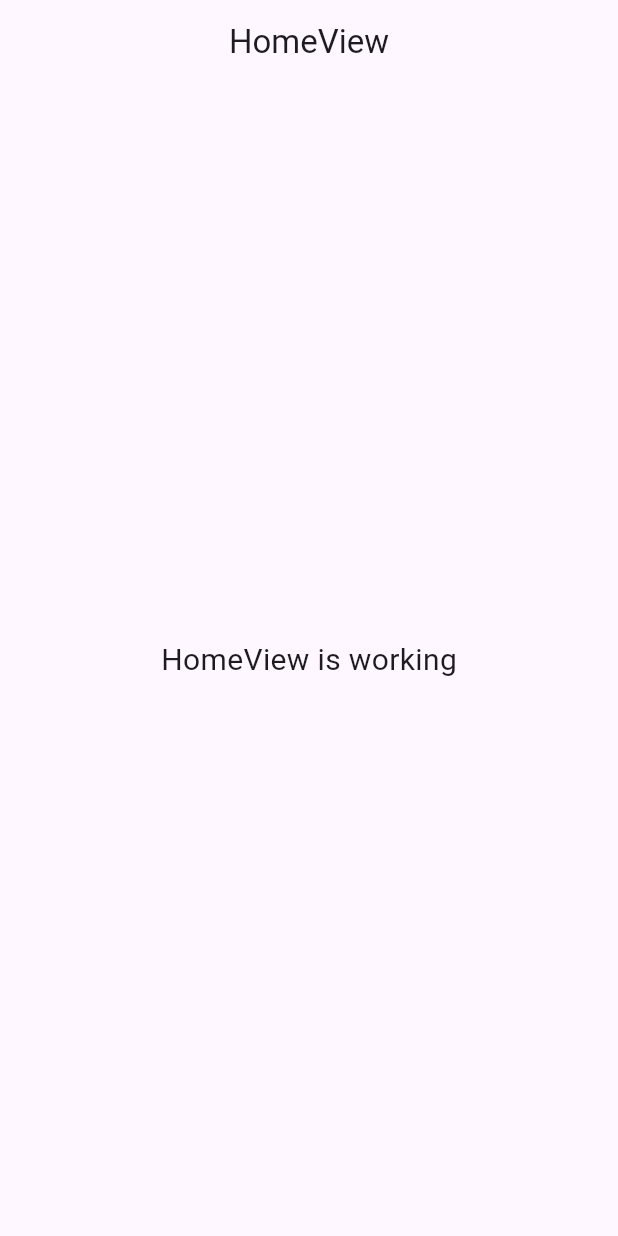
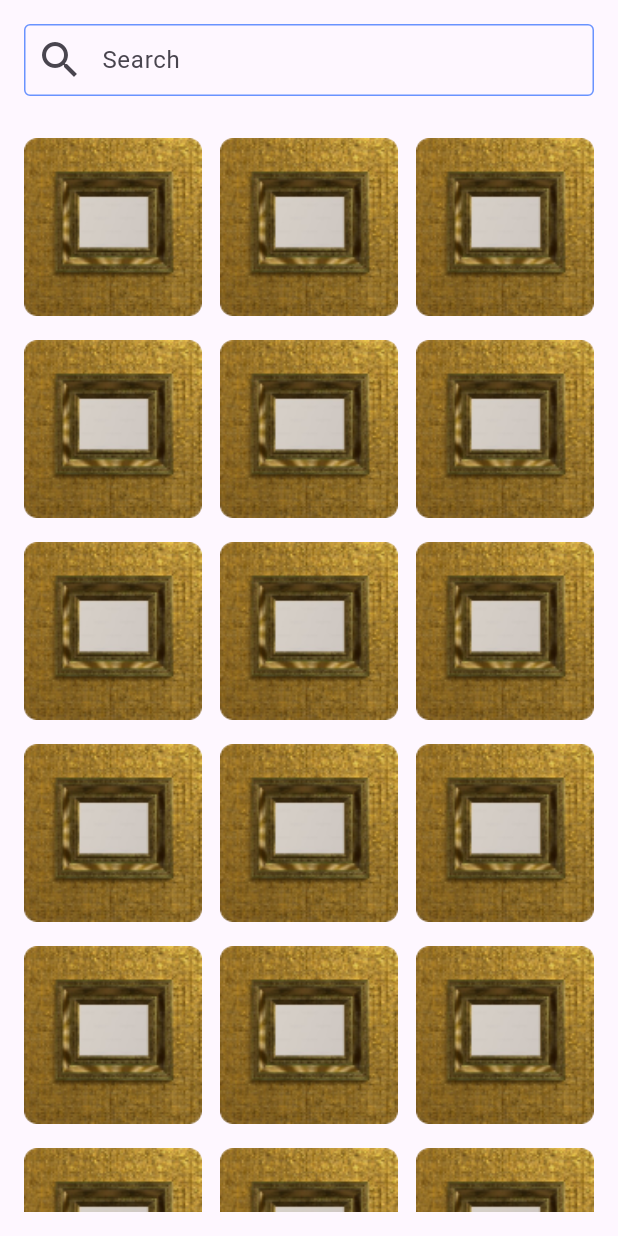
Before and after one commit to muj-i/snap_share_t3, a Flutter app: the screen it shows after launch, on a phone screen of 412 x 824 dp. Run offline on Flutter 3.47's test engine with Material 3 defaults, Android fonts, the phone set to English and light mode, and no system bars; our stand-ins replace firebase_core, get; accounts and stored records are empty.

Commit message:
Search Screen Completed

```diff
--- /dev/null
+++ b/lib/app/modules/search/views/search_view.dart
@@ -0,0 +1,63 @@
+import 'package:flutter/material.dart';
+
+import 'package:get/get.dart';
+
+class SearchView extends GetView<SearchController> {
+  const SearchView({Key? key}) : super(key: key);
+  @override
+  Widget build(BuildContext context) {
+    return SafeArea(
+      child: Scaffold(
+        body: Padding(
+          padding: const EdgeInsets.all(16),
+          child: Column(
+            children: [
+             TextFormField(
+
+               decoration:  InputDecoration(
+                 contentPadding: const EdgeInsets.symmetric(vertical: 12),
+                   border:
+                   OutlineInputBorder(
+                       borderRadius: BorderRadius.circular(4),
+                       borderSide: const BorderSide(color: Color(0xFF6993FF))),
+                   enabledBorder:
+                   OutlineInputBorder(
+                       borderRadius: BorderRadius.circular(4),
+                       borderSide: const BorderSide(color: Color(0xFF6993FF))),
+                   disabledBorder: OutlineInputBorder(
+                     borderRadius: BorderRadius.circular(4),
+                     borderSide: const BorderSide(color: Color(0xFF6993FF)),
+                   ),
+                 hintText: "Search",
+                 prefixIcon: const Icon(Icons.search,size: 32,)
+               ),
+             ),
+              const SizedBox(height: 28,),
+              Expanded(
+                child: GridView.builder(
+                    gridDelegate: const SliverGridDelegateWithFixedCrossAxisCount(
+                      crossAxisCount: 3,
+                      crossAxisSpacing: 12,
+                      mainAxisSpacing: 16,
+                    ),
+                    itemCount: 24,
+                    physics: const BouncingScrollPhysics(),
+                    itemBuilder: (context, index) {
+                      return Container(
+                        decoration: ShapeDecoration(
+                          image: const DecorationImage(
+                            image: AssetImage("assets/images/searchphoto.png"),
+                            fit: BoxFit.fill,
+                          ),
+                          shape: RoundedRectangleBorder(borderRadius: BorderRadius.circular(8)),
+                        ),
+                      );
+                    }),
+              ),
+            ],
+          ),
+        ),
+      ),
+    );
+  }
+}
--- a/lib/app/routes/app_pages.dart
+++ b/lib/app/routes/app_pages.dart
@@ -14,6 +14,8 @@ import '../modules/notifications/bindings/notifications_binding.dart';
 import '../modules/notifications/views/notifications_view.dart';
 import '../modules/profile_details/bindings/profile_details_binding.dart';
 import '../modules/profile_details/views/profile_details_view.dart';
+import '../modules/search/bindings/search_binding.dart';
+import '../modules/search/views/search_view.dart';
 import '../modules/signup/bindings/signup_binding.dart';
 import '../modules/signup/views/signup_view.dart';
 import '../modules/splash/bindings/splash_binding.dart';
@@ -26,7 +28,7 @@ part 'app_routes.dart';
 class AppPages {
   AppPages._();
 
-  static const INITIAL = Routes.HOME;
+  static const INITIAL = Routes.SEARCH;
 
   static final routes = [
     GetPage(
@@ -93,5 +95,10 @@ class AppPages {
       page: () => const ProfileDetailsView(),
       binding: ProfileDetailsBinding(),
     ),
+    GetPage(
+      name: _Paths.SEARCH,
+      page: () => const SearchView(),
+      binding: SearchBinding(),
+    ),
   ];
 }
--- a/lib/app/routes/app_routes.dart
+++ b/lib/app/routes/app_routes.dart
@@ -13,6 +13,7 @@ abstract class Routes {
   static const CHAT = _Paths.CHAT;
   static const NOTIFICATIONS = _Paths.NOTIFICATIONS;
   static const PROFILE_DETAILS = _Paths.PROFILE_DETAILS;
+  static const SEARCH = _Paths.SEARCH;
 }
 
 abstract class _Paths {
@@ -27,4 +28,5 @@ abstract class _Paths {
   static const CHAT = '/chat';
   static const NOTIFICATIONS = '/notifications';
   static const PROFILE_DETAILS = '/profile-details';
+  static const SEARCH = '/search';
 }
```
Also changed, not shown: lib/app/modules/search/bindings/search_binding.dart (added, +12 -0 lines), lib/app/modules/search/controllers/search_controller.dart (added, +23 -0 lines), pubspec.yaml (+5 -5 lines), assets/images/searchphoto.png (added), lib/generated/assets.dart (added), pubspec.lock, 2 other files.
